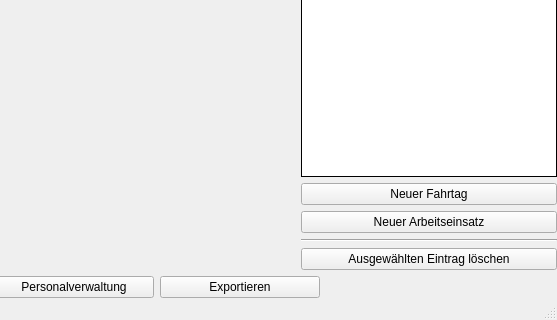
Before: the Qt Designer form Programm/mainwindow.ui in philjosch/Einsatzplaner, drawn with Qt 5; both pictures show x 243 to 800 and y 280 to 600 of the 800 by 600 pixel window.
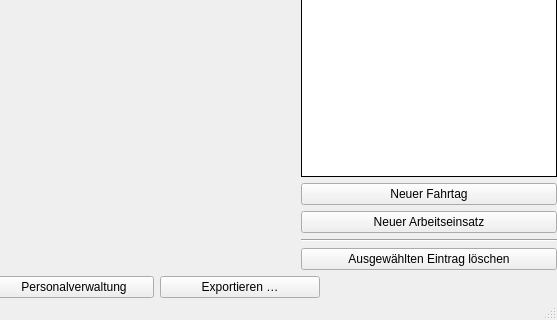
After: the same form once the commit is applied. Custom widgets are drawn as their Qt base class.

Patch:
```diff
--- a/Programm/mainwindow.ui
+++ b/Programm/mainwindow.ui
@@ -817,7 +817,7 @@
          </size>
         </property>
         <property name="text">
-         <string>Exportieren</string>
+         <string>Exportieren …</string>
         </property>
        </widget>
       </item>
```
Left out of the diff: 2 changed lines with no effect on the pictures.
